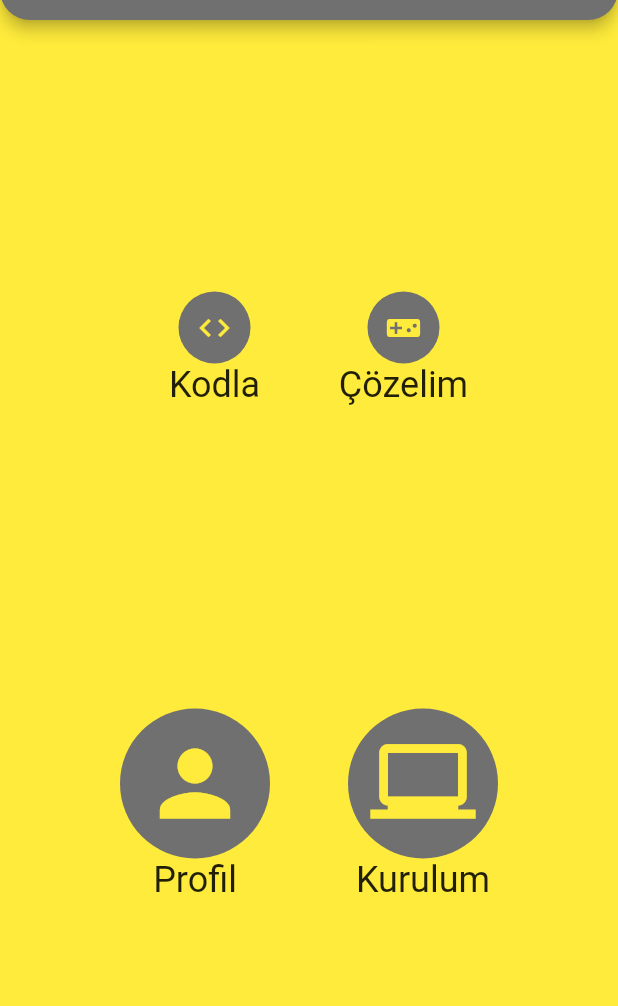
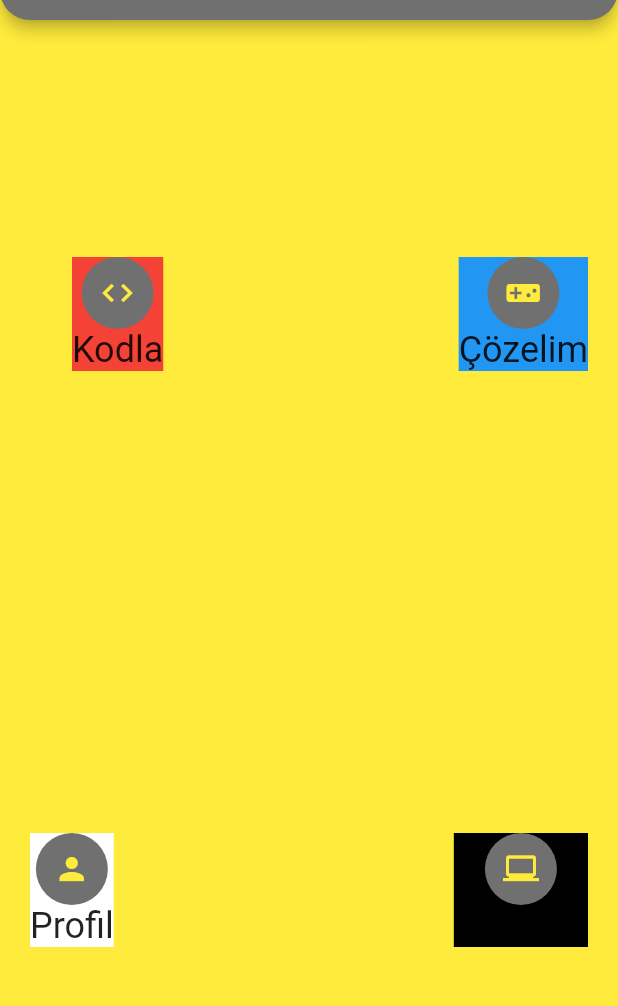
Before and after one commit to cagdaskasif/AMHE, a Flutter app: the screen it shows after launch, on a phone screen of 412 x 824 dp, the part 64-1070 px from its top. Run offline on Flutter 3.47's test engine with Material 2 defaults, Android fonts, the phone set to English and light mode, and no system bars; Roboto replaces fonts that are missing (Consolas).

Commit message:
home screen ortalanmaya çalışılıyor. fire ile birleştirilecek

```diff
--- a/lib/homeScreen.dart
+++ b/lib/homeScreen.dart
@@ -29,34 +29,48 @@ class _homeScreenState extends State<homeScreen> {
         ),
         backgroundColor: Color.fromARGB(255, 112, 112, 112),
       ),
-      body: Padding(
-        padding: const EdgeInsets.all(80.0),
+      body:
+      Container(
+        margin: new EdgeInsets.symmetric(horizontal: 20.0),
         child: Column(
+
           mainAxisAlignment: MainAxisAlignment.spaceAround,
           children: <Widget>[
             Row(
               mainAxisAlignment: MainAxisAlignment.spaceBetween,
               children: <Widget>[
-                Expanded(
+                Padding(
+                  padding: const EdgeInsets.all(8.0),
+                  child: Container(
+                    margin: new EdgeInsets.symmetric(horizontal: 20.0),
+                    color: Colors.red,
                     child: Column(
                         children: <Widget>[
                         Container(
+
                           decoration: BoxDecoration(
+
                             color: Color.fromARGB(255, 112, 112, 112),
                             borderRadius: BorderRadius.circular(90),
                           ),
                           child: IconButton(
+
                             onPressed: () {
                               Navigator.push(
                                   context,
                                   MaterialPageRoute(
                                       builder: (context) => ogrenmeyebasla()));
                             },
+
                             icon: Icon(
+
                               Icons.code,
                               color: Color.fromARGB(255, 255, 235, 59),
+
                             ),
                           ),
+
+
                         ),
                           Text(
                             "Kodla",
@@ -64,11 +78,14 @@ class _homeScreenState extends State<homeScreen> {
                       ],
                     ),
                   ),
-
-                Expanded(child: Column(
+                ),
+                Container(
+                  color: Colors.blue,
+                  child: Column(
                     children: <Widget>[
                       Container(
                         decoration: BoxDecoration(
+
                           color: Color.fromARGB(255, 112, 112, 112),
                           borderRadius: BorderRadius.circular(90),
                         ),
@@ -82,9 +99,13 @@ class _homeScreenState extends State<homeScreen> {
                           icon: Icon(
                             Icons.videogame_asset,
                             color: Color.fromARGB(255, 255, 235, 59),
+
                           ),
                         ),
+                       // width: 100,
+                       // height: 100,
                       ),
+
                       Text(
                         "Çözelim",
                       ),
@@ -96,10 +117,13 @@ class _homeScreenState extends State<homeScreen> {
             Row(
               mainAxisAlignment: MainAxisAlignment.spaceBetween,
               children: <Widget>[
-                Column(
+                Container(
+                  color: Colors.white,
+                  child: Column(
                     children: <Widget>[
                       Container(
                         decoration: BoxDecoration(
+
                           color: Color.fromARGB(255, 112, 112, 112),
                           borderRadius: BorderRadius.circular(90),
                         ),
@@ -113,21 +137,24 @@ class _homeScreenState extends State<homeScreen> {
                           icon: Icon(
                             Icons.person,
                             color: Color.fromARGB(255, 255, 235, 59),
-                          size: 70,
+
                           ),
                         ),
-                      width: 100,
-                      height: 100,
+
                       ),
                       Text(
                         "Profil",
                       ),
                     ],
                   ),
-                Column(
+                ),
+                Container(
+                  color: Colors.black,
+                  child: Column(
                     children: <Widget>[
                       Container(
                         decoration: BoxDecoration(
+
                           color: Color.fromARGB(255, 112, 112, 112),
                           borderRadius: BorderRadius.circular(90),
                         ),
@@ -141,16 +168,16 @@ class _homeScreenState extends State<homeScreen> {
                           icon: Icon(
                             Icons.laptop_windows,
                             color: Color.fromARGB(255, 255, 235, 59),
-                          size: 70,
+
                           ),
                         ),
-                      width: 100,
-                      height: 100,
+
                       ),
                       Text(
                         "Kurulum",
                       ),
                     ],
+                  ),
                 ),
               ],
             ),
```
Also changed, not shown: pubspec.yaml (+9 -10 lines). Lines whose indentation alone changed are shown as unchanged.
